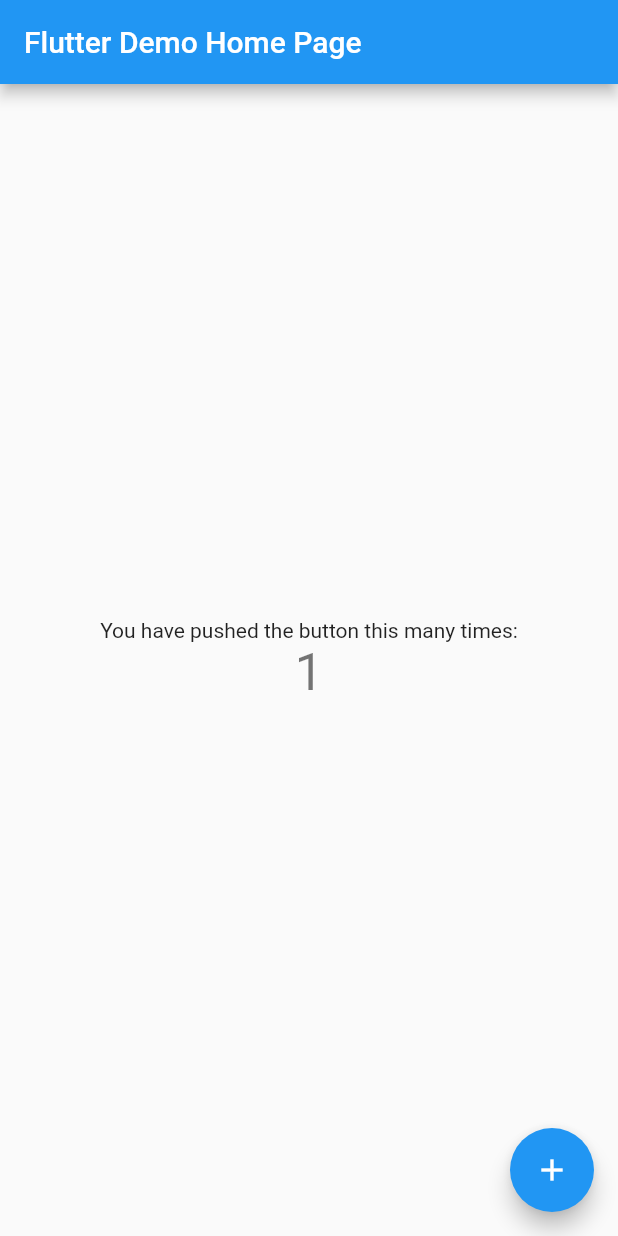
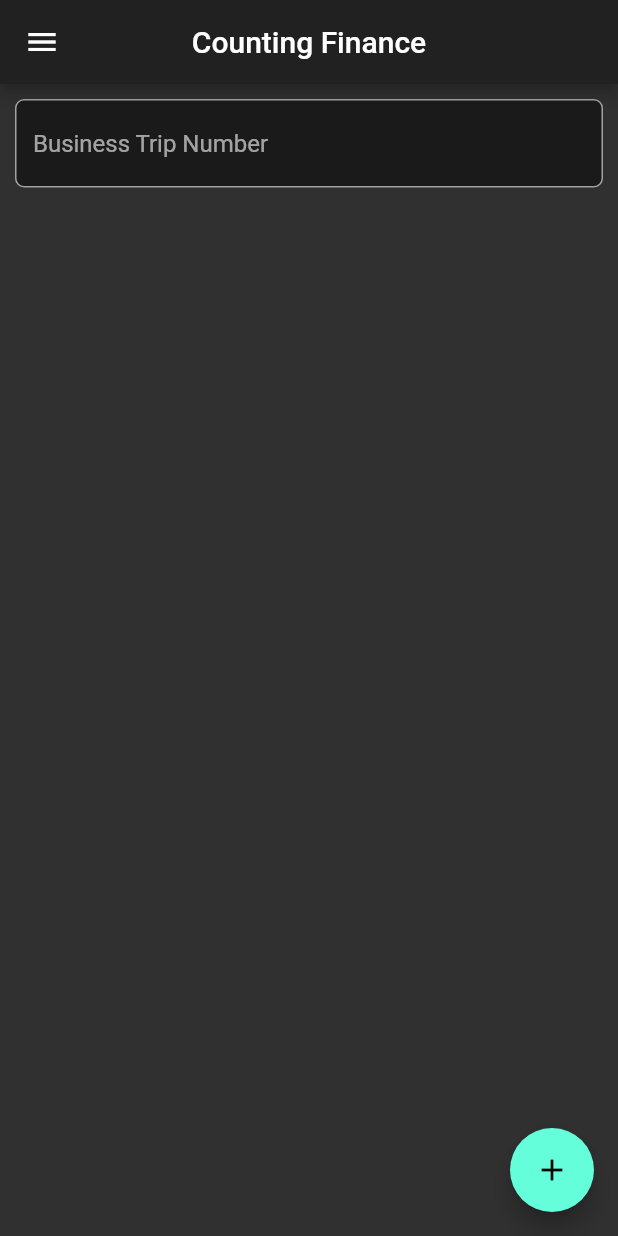
Before and after one commit to Exzhnik/BusinessTripExpenses, a Flutter app: the screen it shows after launch, after a tap on the "add" icon, on a phone screen of 412 x 824 dp. Run offline on Flutter 3.47's test engine with Material 2 defaults, Android fonts, the phone set to English and light mode, and no system bars.

Commit message:
create input form for counting finances

```diff
--- a/lib/main.dart
+++ b/lib/main.dart
@@ -1,111 +1,21 @@
+import 'package:business_trip_expenses/pages/home.dart';
 import 'package:flutter/material.dart';
+import 'package:flutter/painting.dart';
+
 
 void main() => runApp(MyApp());
-//test
+
 class MyApp extends StatelessWidget {
-  // This widget is the root of your application.
   @override
   Widget build(BuildContext context) {
     return MaterialApp(
-      title: 'Flutter Demo',
       theme: ThemeData(
-        // This is the theme of your application.
-        //
-        // Try running your application with "flutter run". You'll see the
-        // application has a blue toolbar. Then, without quitting the app, try
-        // changing the primarySwatch below to Colors.green and then invoke
-        // "hot reload" (press "r" in the console where you ran "flutter run",
-        // or simply save your changes to "hot reload" in a Flutter IDE).
-        // Notice that the counter didn't reset back to zero; the application
-        // is not restarted.
         primarySwatch: Colors.blue,
+        brightness: Brightness.dark
       ),
-      home: MyHomePage(title: 'Flutter Demo Home Page'),
+      title: 'Business Trip Expenses',
+      debugShowCheckedModeBanner: false,
+      home: Home(),
     );
   }
 }
-
-class MyHomePage extends StatefulWidget {
-  MyHomePage({Key key, this.title}) : super(key: key);
-
-  // This widget is the home page of your application. It is stateful, meaning
-  // that it has a State object (defined below) that contains fields that affect
-  // how it looks.
-
-  // This class is the configuration for the state. It holds the values (in this
-  // case the title) provided by the parent (in this case the App widget) and
-  // used by the build method of the State. Fields in a Widget subclass are
-  // always marked "final".
-
-  final String title;
-
-  @override
-  _MyHomePageState createState() => _MyHomePageState();
-}
-
-class _MyHomePageState extends State<MyHomePage> {
-  int _counter = 0;
-
-  void _incrementCounter() {
-    setState(() {
-      // This call to setState tells the Flutter framework that something has
-      // changed in this State, which causes it to rerun the build method below
-      // so that the display can reflect the updated values. If we changed
-      // _counter without calling setState(), then the build method would not be
-      // called again, and so nothing would appear to happen.
-      _counter++;
-    });
-  }
-
-  @override
-  Widget build(BuildContext context) {
-    // This method is rerun every time setState is called, for instance as done
-    // by the _incrementCounter method above.
-    //
-    // The Flutter framework has been optimized to make rerunning build methods
-    // fast, so that you can just rebuild anything that needs updating rather
-    // than having to individually change instances of widgets.
-    return Scaffold(
-      appBar: AppBar(
-        // Here we take the value from the MyHomePage object that was created by
-        // the App.build method, and use it to set our appbar title.
-        title: Text(widget.title),
-      ),
-      body: Center(
-        // Center is a layout widget. It takes a single child and positions it
-        // in the middle of the parent.
-        child: Column(
-          // Column is also layout widget. It takes a list of children and
-          // arranges them vertically. By default, it sizes itself to fit its
-          // children horizontally, and tries to be as tall as its parent.
-          //
-          // Invoke "debug painting" (press "p" in the console, choose the
-          // "Toggle Debug Paint" action from the Flutter Inspector in Android
-          // Studio, or the "Toggle Debug Paint" command in Visual Studio Code)
-          // to see the wireframe for each widget.
-          //
-          // Column has various properties to control how it sizes itself and
-          // how it positions its children. Here we use mainAxisAlignment to
-          // center the children vertically; the main axis here is the vertical
-          // axis because Columns are vertical (the cross axis would be
-          // horizontal).
-          mainAxisAlignment: MainAxisAlignment.center,
-          children: <Widget>[
-            Text(
-              'You have pushed the button this many times:',
-            ),
-            Text(
-              '$_counter',
-              style: Theme.of(context).textTheme.display1,
-            ),
-          ],
-        ),
-      ),
-      floatingActionButton: FloatingActionButton(
-        onPressed: _incrementCounter,
-        tooltip: 'Increment',
-        child: Icon(Icons.add),
-      ), // This trailing comma makes auto-formatting nicer for build methods.
-    );
-  }
-}
--- /dev/null
+++ b/lib/pages/home.dart
@@ -0,0 +1,41 @@
+import 'package:flutter/material.dart';
+import 'package:flutter/painting.dart';
+
+class Home extends StatefulWidget {
+  @override
+  HomeState createState() => HomeState();
+}
+
+class HomeState extends State<Home> {
+  @override
+  Widget build(BuildContext context) {
+    return Scaffold(
+      appBar: AppBar(
+        centerTitle: true,
+        title: Text('Counting Finance'),
+      ),
+      drawer: Drawer(),
+      floatingActionButton: FloatingActionButton(
+        onPressed: () {},
+        child: Icon(Icons.add),
+      ),
+      body: Container(
+        child: SingleChildScrollView(
+            padding: EdgeInsets.all(10.0),
+            child: Column(
+              children: <Widget>[
+                TextFormField(
+                  decoration: InputDecoration(
+                      filled: true,
+                      fillColor: Colors.black45,
+                      border: OutlineInputBorder(
+                        borderRadius: BorderRadius.circular(6.0),
+                      ),
+                      hintText: 'Business Trip Number'),
+                )
+              ],
+            )),
+      ),
+    );
+  }
+}
--- a/pubspec.yaml
+++ b/pubspec.yaml
@@ -17,6 +17,7 @@ environment:
   sdk: ">=2.1.0 <3.0.0"
 
 dependencies:
+  dynamic_theme: ^1.0.1
   flutter:
     sdk: flutter
 
```
Also changed, not shown: pubspec.lock, 12 other files.
